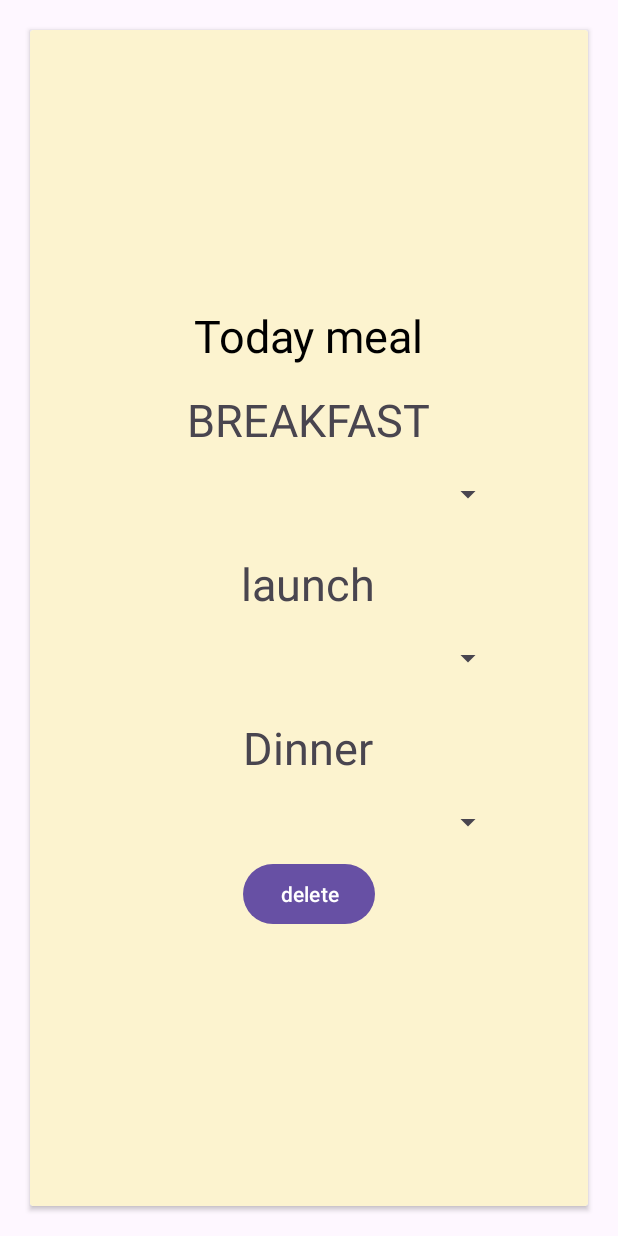
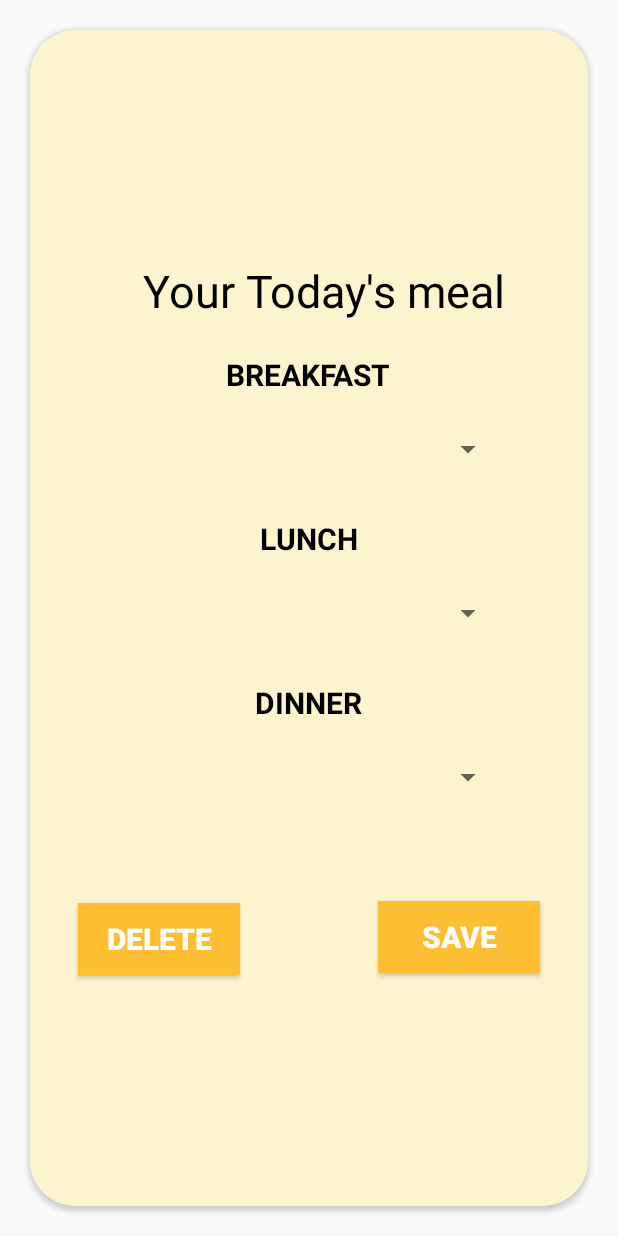
Before and after one commit to Shreya3624/Eat_meal, an Android app: the layout meal_design.xml on its own in the app's theme, with its tools: preview values and no code run, on a phone screen of 412 x 824 dp. Run offline under Robolectric (Android 15) with nearby library versions, the phone set to English and light mode, and no system bars.

Commit message:
meal design commit

```diff
--- /dev/null
+++ b/app/src/main/res/drawable/btn_shape.xml
@@ -0,0 +1,10 @@
+<?xml version="1.0" encoding="utf-8"?>
+<shape xmlns:android="http://schemas.android.com/apk/res/android">
+    <solid android:color="#FDBE31"/> <!-- Background color -->
+    <corners android:radius="0dp"/> <!-- Sharp corners -->
+    <padding
+        android:left="16dp"
+        android:top="8dp"
+        android:right="16dp"
+        android:bottom="8dp"/>
+</shape>
--- a/app/src/main/res/drawable/img_shape.xml
+++ /dev/null
@@ -1,5 +0,0 @@
-<!-- res/drawable/rounded_image.xml -->
-<shape xmlns:android="http://schemas.android.com/apk/res/android">
-    <corners android:radius="16dp" />
-    <solid android:color="@android:color/transparent" />
-</shape>
--- a/app/src/main/res/layout/fragment_meal_planning.xml
+++ b/app/src/main/res/layout/fragment_meal_planning.xml
@@ -3,15 +3,16 @@
     xmlns:tools="http://schemas.android.com/tools"
     android:layout_width="match_parent"
     android:layout_height="match_parent"
-    android:background="#fcf3cf "
+    android:background="#fefdf6"
     tools:context=".meal_planning">
 
     <!-- TODO: Update blank fragment layout -->
     <TextView
+        android:layout_marginTop="50dp"
         android:id="@+id/meal_date"
         android:layout_width="wrap_content"
         android:layout_height="wrap_content"
-        android:hint="DD//MM//YYYY"
+        android:hint="DD/MM/YYYY"
         android:textSize="30sp"
         android:textStyle="bold" />
 
@@ -19,7 +20,9 @@
         android:id="@+id/btn_add"
         android:layout_width="wrap_content"
         android:layout_height="wrap_content"
-        android:layout_marginStart="37dp"
+        android:layout_marginStart="50dp"
+        android:layout_marginTop="50dp"
+        android:background="@drawable/btn_shape"
         android:layout_toEndOf="@+id/meal_date"
         android:text="+"
         android:textSize="20sp"
--- a/app/src/main/res/layout/meal_design.xml
+++ b/app/src/main/res/layout/meal_design.xml
@@ -3,6 +3,7 @@
     xmlns:tools="http://schemas.android.com/tools"
     android:layout_width="match_parent"
     android:layout_height="match_parent"
+    app:cardCornerRadius="30dp"
     tools:ignore="ExtraText"
     android:layout_marginBottom="20dp"
     android:elevation="20dp"
@@ -14,6 +15,7 @@
     <androidx.cardview.widget.CardView
         android:layout_width="match_parent"
         android:background="#fcf3cf"
+        app:cardCornerRadius="30dp"
         android:layout_height="match_parent">
         <LinearLayout
             android:layout_width="match_parent"
@@ -26,7 +28,8 @@
             <TextView
                 android:layout_width="wrap_content"
                 android:layout_height="wrap_content"
-                android:text="Today meal"
+                android:text="Your Today's meal"
+                android:layout_marginStart="10dp"
                 android:textColor="@color/black"
                 android:textSize="30sp" />
 
@@ -34,7 +37,9 @@
                 android:layout_width="263dp"
                 android:layout_height="51dp"
                 android:gravity="center"
-                android:textSize="30sp"
+                android:textColor="@color/black"
+                android:textStyle="bold"
+                android:textSize="20dp"
                 android:layout_marginTop="10dp"
                 android:text="BREAKFAST"/>
 
@@ -46,9 +51,11 @@
                 android:layout_width="263dp"
                 android:layout_height="51dp"
                 android:gravity="center"
-                android:textSize="30sp"
+                android:textStyle="bold"
+                android:textColor="@color/black"
+                android:textSize="20dp"
                 android:layout_marginTop="10dp"
-                android:text="launch"/>
+                android:text="LUNCH"/>
 
             <Spinner
                 android:layout_width="260dp"
@@ -58,19 +65,40 @@
                 android:layout_width="263dp"
                 android:layout_height="51dp"
                 android:gravity="center"
-                android:textSize="30sp"
+                android:textStyle="bold"
+                android:textColor="@color/black"
+                android:textSize="20dp"
                 android:layout_marginTop="10dp"
-                android:text="Dinner"/>
+                android:text="DINNER"/>
 
             <Spinner
                 android:layout_width="260dp"
                 android:id="@+id/dinner_spi"
                 android:layout_height="48dp" />
+
             <Button
-                android:layout_width="wrap_content"
+                android:id="@+id/delete"
+                android:layout_width="108dp"
                 android:layout_height="wrap_content"
-                android:id="@+id/delete"
-                android:text="delete"/>
+                android:layout_marginTop="60dp"
+                android:layout_marginLeft="-100dp"
+                android:background="@drawable/btn_shape"
+                android:textStyle="bold"
+                android:textSize="20dp"
+                android:text="delete"
+                android:textColor="@color/white" />
+
+            <Button
+                android:id="@+id/save"
+                android:layout_width="108dp"
+                android:layout_height="wrap_content"
+                android:layout_marginLeft="100dp"
+                android:layout_marginTop="-49dp"
+                android:background="@drawable/btn_shape"
+                android:text="Save"
+                android:textColor="@color/white"
+                android:textSize="20dp"
+                android:textStyle="bold" />
         </LinearLayout>
 
     </androidx.cardview.widget.CardView>
--- a/app/src/main/res/values-night/themes.xml
+++ b/app/src/main/res/values-night/themes.xml
@@ -1,6 +1,6 @@
 <resources xmlns:tools="http://schemas.android.com/tools">
     <!-- Base application theme. -->
-    <style name="Base.Theme.Eat_easy" parent="Theme.Material3.DayNight.NoActionBar">
+    <style name="Base.Theme.Eat_easy" parent="Theme.AppCompat.DayNight.NoActionBar">
         <!-- Customize your dark theme here. -->
         <!-- <item name="colorPrimary">@color/my_dark_primary</item> -->
     </style>
--- a/app/src/main/res/values/themes.xml
+++ b/app/src/main/res/values/themes.xml
@@ -1,6 +1,6 @@
 <resources xmlns:tools="http://schemas.android.com/tools">
     <!-- Base application theme. -->
-    <style name="Base.Theme.Eat_easy" parent="Theme.Material3.DayNight.NoActionBar">
+    <style name="Base.Theme.Eat_easy" parent="Theme.AppCompat.DayNight.NoActionBar">
         <!-- Customize your light theme here. -->
         <!-- <item name="colorPrimary">@color/my_light_primary</item> -->
     </style>
```
Also changed, not shown: app/src/main/java/com/example/eat_easy/sign_up.kt (+0 -10 lines).
